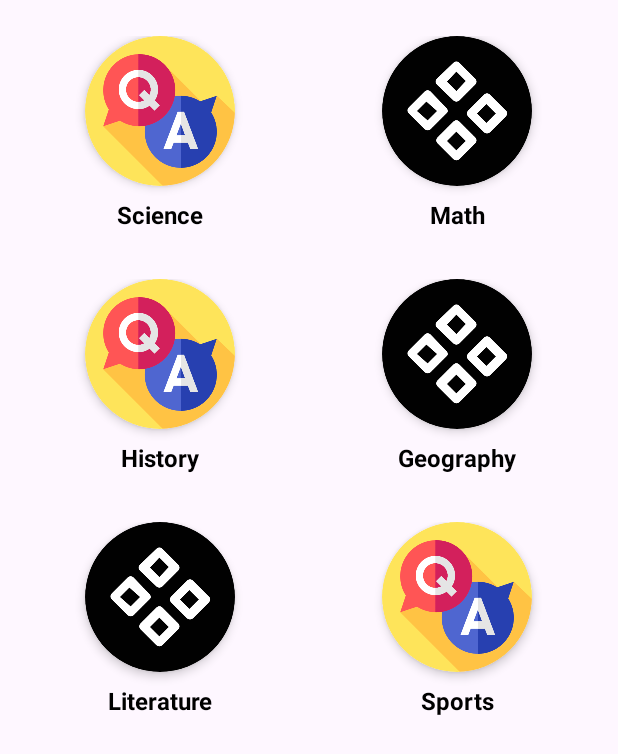
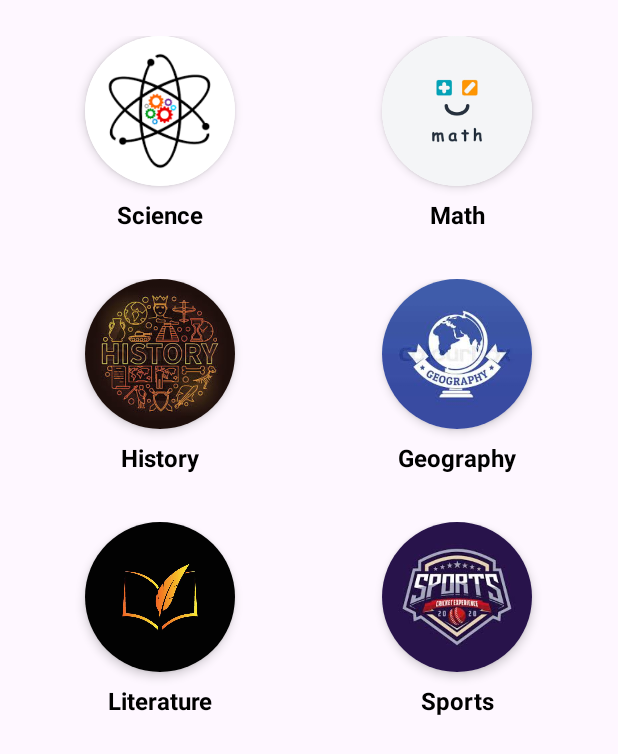
Before and after one commit to Ashraful190/Quiz-App, an Android app: the DashboardActivity screen opened directly, with no data from a screen before it, on a phone screen of 412 x 824 dp. Shown: the top 754 px of the screen. Run offline under Robolectric (Android 15) with nearby library versions, the light colour scheme and no system bars.

Commit message:
Third commit

```diff
--- a/app/src/main/java/com/company/quiz/DashboardActivity.kt
+++ b/app/src/main/java/com/company/quiz/DashboardActivity.kt
@@ -14,12 +14,12 @@ class DashboardActivity : AppCompatActivity() {
         val gridView = findViewById<GridView>(R.id.gridViewCategories)
 
         val categories = listOf(
-            Category("Science", R.drawable.logo),
-            Category("Math", R.drawable.checked),
-            Category("History", R.drawable.logo),
-            Category("Geography", R.drawable.checked),
-            Category("Literature", R.drawable.checked),
-            Category("Sports", R.drawable.logo)
+            Category("Science", R.drawable.science),
+            Category("Math", R.drawable.math),
+            Category("History", R.drawable.history),
+            Category("Geography", R.drawable.geography),
+            Category("Literature", R.drawable.literature),
+            Category("Sports", R.drawable.sports)
         )
 
         val adapter = CategoryAdapter(this, categories)
```
Also changed, not shown: app/src/main/res/drawable/geography.jpg (added), app/src/main/res/drawable/history.jpg (added), app/src/main/res/drawable/literature.jpg (added), app/src/main/res/drawable/math.png (added), app/src/main/res/drawable/science.png (added), app/src/main/res/drawable/sports.jpg (added).
